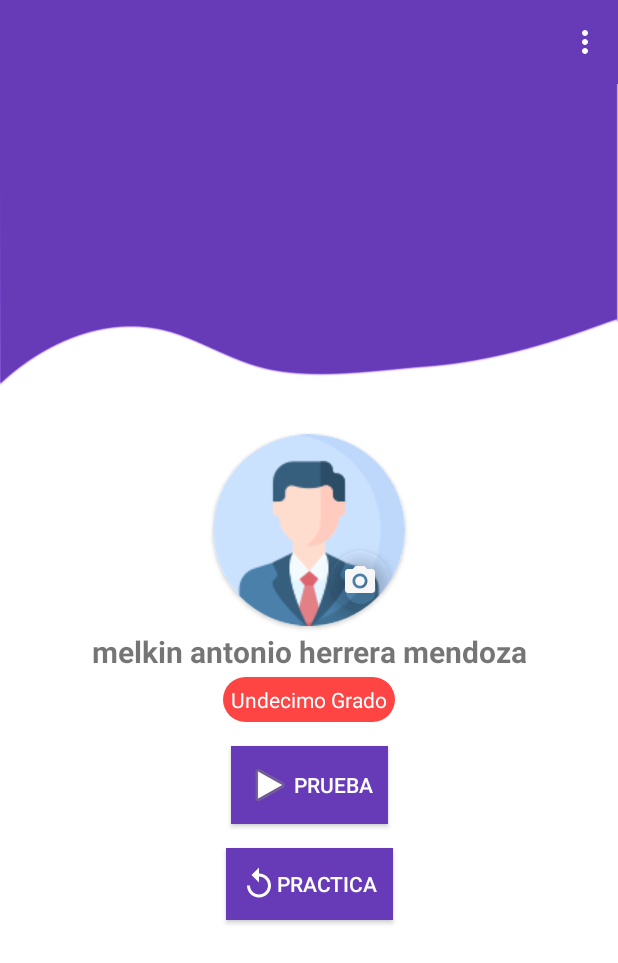
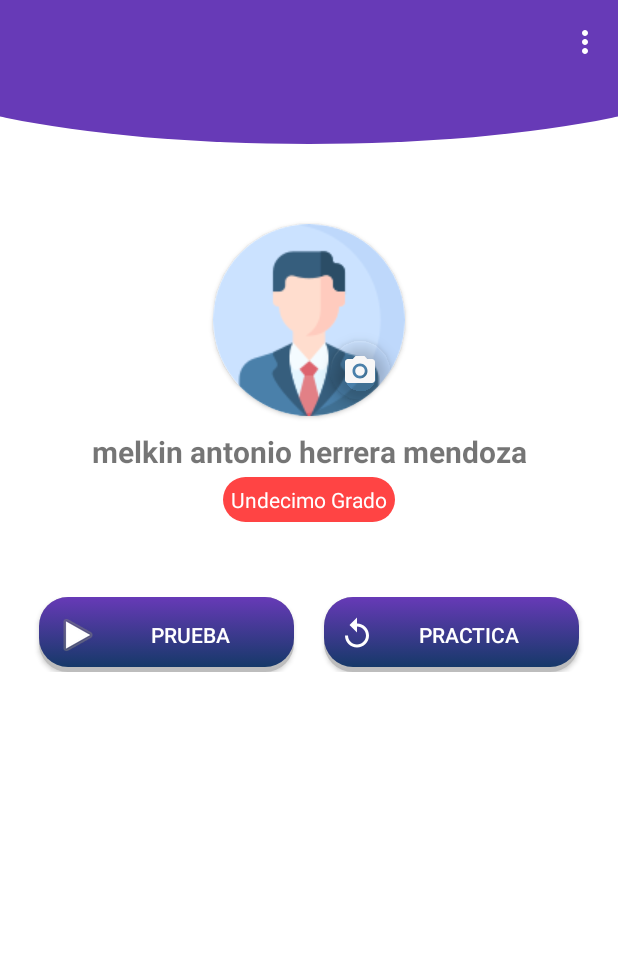
Before and after one commit to MelHerrera/LaEsperanzaCollege, an Android app: the fragment EstudianteFragment placed in its activity, on a phone screen of 412 x 824 dp. Shown: the top 963 px of the screen. Run offline under Robolectric (Android 15) with nearby library versions, the phone set to English and light mode, and no system bars; 2 statements that could not run were skipped.

Commit message:
Mejora pantalla perfil

```diff
--- /dev/null
+++ b/app/src/main/res/drawable/rounded_perfil_background.xml
@@ -0,0 +1,15 @@
+<?xml version="1.0" encoding="utf-8"?>
+<layer-list xmlns:android="http://schemas.android.com/apk/res/android">
+    <item>
+        <shape android:shape="rectangle"/>
+    </item>
+    <item
+        android:bottom="0dp"
+        android:left="-80dp"
+        android:right="-80dp"
+        android:top="-80dp">
+        <shape android:shape="oval">
+            <solid android:color="@color/colorPrimary" />
+        </shape>
+    </item>
+</layer-list>
--- a/app/src/main/res/layout/fragment_estudiante.xml
+++ b/app/src/main/res/layout/fragment_estudiante.xml
@@ -1,51 +1,57 @@
 <?xml version="1.0" encoding="utf-8"?>
-    <androidx.constraintlayout.widget.ConstraintLayout
+<LinearLayout xmlns:android="http://schemas.android.com/apk/res/android"
+    xmlns:app="http://schemas.android.com/apk/res-auto"
+    xmlns:tools="http://schemas.android.com/tools"
     android:layout_width="match_parent"
     android:layout_height="match_parent"
-        xmlns:android="http://schemas.android.com/apk/res/android"
-        xmlns:tools="http://schemas.android.com/tools"
-        xmlns:app="http://schemas.android.com/apk/res-auto"
-        tools:context=".fragmentos.EstudianteFragment"
-        android:background="@android:color/white">
+    android:background="@android:color/white"
+    android:orientation="vertical"
+    tools:context=".fragmentos.EstudianteFragment">
 
     <View
         android:id="@+id/imgCabecera"
         android:layout_width="wrap_content"
-        android:layout_height="230dp"
+        android:layout_height="40dp"
+        android:background="@drawable/rounded_perfil_background"
         app:layout_constraintEnd_toEndOf="parent"
         app:layout_constraintStart_toStartOf="parent"
-        app:layout_constraintTop_toTopOf="parent"
-        android:background="@drawable/top_backlogin"/>
+        app:layout_constraintTop_toTopOf="parent" />
 
     <androidx.constraintlayout.widget.ConstraintLayout
+
+        android:layout_marginTop="50dp"
         android:id="@+id/viewPerfil"
         android:layout_width="match_parent"
+        android:layout_marginLeft="16dp"
+        android:layout_marginRight="16dp"
         android:layout_height="wrap_content"
+        app:layout_constraintEnd_toEndOf="parent"
         app:layout_constraintStart_toStartOf="parent"
-        app:layout_constraintEnd_toEndOf="parent"
         app:layout_constraintTop_toBottomOf="@id/imgCabecera">
 
         <androidx.cardview.widget.CardView
             android:id="@+id/cardPerfil"
             android:layout_width="wrap_content"
             android:layout_height="wrap_content"
-            app:cardCornerRadius="70dp"
             android:layout_marginTop="@dimen/small_margin"
             app:cardBackgroundColor="#fff"
+            app:cardCornerRadius="70dp"
+            app:layout_constraintEnd_toEndOf="parent"
             app:layout_constraintStart_toStartOf="parent"
-            app:layout_constraintEnd_toEndOf="parent"
             app:layout_constraintTop_toTopOf="parent">
+
             <ImageView
                 android:layout_width="wrap_content"
                 android:layout_height="wrap_content"
-                android:src="@drawable/profile"/>
+                android:src="@drawable/profile" />
+
             <com.google.android.material.floatingactionbutton.FloatingActionButton
+                style="@style/Theme_Camera"
                 android:layout_width="wrap_content"
                 android:layout_height="wrap_content"
-                app:fabSize="mini"
-                style="@style/Theme_Camera"
+                android:layout_gravity="bottom|end"
                 android:layout_margin="@dimen/medium_margin"
-                android:layout_gravity="bottom|end" />
+                app:fabSize="mini" />
 
         </androidx.cardview.widget.CardView>
 
@@ -53,7 +59,7 @@
             android:id="@+id/txtnombres"
             android:layout_width="wrap_content"
             android:layout_height="wrap_content"
-            android:layout_marginTop="@dimen/small_margin"
+            android:layout_marginTop="10dp"
             android:gravity="center"
             android:text="melkin antonio herrera mendoza"
             android:textSize="20sp"
@@ -66,44 +72,60 @@
             android:id="@+id/txtgrad"
             android:layout_width="wrap_content"
             android:layout_height="wrap_content"
-            android:text="Undecimo Grado"
+            android:layout_marginTop="10dp"
+            android:layout_gravity="center"
+            android:layout_margin="@dimen/small_margin"
             android:background="@drawable/estado_menu_quizz"
             android:padding="@dimen/small_padding"
-            android:layout_margin="@dimen/small_margin"
+            android:text="Undecimo Grado"
             android:textColor="@android:color/white"
-            android:layout_gravity="center"
+            app:layout_constraintEnd_toEndOf="parent"
             app:layout_constraintStart_toStartOf="parent"
-            app:layout_constraintEnd_toEndOf="parent"
-            app:layout_constraintTop_toBottomOf="@id/txtnombres"/>
+            app:layout_constraintTop_toBottomOf="@id/txtnombres" />
 
     </androidx.constraintlayout.widget.ConstraintLayout>
 
+    <LinearLayout
+        android:layout_width="match_parent"
+        android:layout_height="wrap_content"
+        android:layout_marginTop="50dp"
+        android:layout_marginLeft="16dp"
+        android:layout_marginRight="16dp"
+        android:gravity="center"
+        android:orientation="horizontal"
+        android:weightSum="1"
+        tools:ignore="MissingConstraints">
+
         <Button
             android:id="@+id/btnPrueba"
-        android:layout_width="wrap_content"
-        android:layout_height="wrap_content"
-        android:layout_marginTop="@dimen/default_margin"
+            android:layout_width="150dp"
+            android:layout_height="50dp"
+            android:layout_marginLeft="10dp"
+            android:layout_marginRight="10dp"
+            android:layout_weight="0.5"
+            android:background="@drawable/rounded_button_itemquizzes"
+            android:drawableStart="@android:drawable/ic_media_play"
+            android:drawableLeft="@android:drawable/ic_media_play"
             android:padding="@dimen/default_padding"
+            android:paddingLeft="10dp"
+            android:paddingRight="10dp"
             android:text="@string/prueba"
-        android:drawableStart="@android:drawable/ic_media_play"
-        android:background="@color/colorPrimary"
-        android:textColor="@android:color/white"
-        app:layout_constraintEnd_toEndOf="parent"
-        app:layout_constraintStart_toStartOf="parent"
-        app:layout_constraintTop_toBottomOf="@+id/viewPerfil" />
+            android:textColor="@android:color/white" />
 
         <Button
-        android:layout_width="wrap_content"
-        android:layout_height="wrap_content"
-        android:layout_marginTop="@dimen/default_margin"
+            android:id="@+id/btnPractica"
+            android:layout_width="150dp"
+            android:layout_height="50dp"
+            android:layout_marginLeft="10dp"
+            android:layout_marginRight="10dp"
+            android:layout_weight="0.5"
+            android:background="@drawable/rounded_button_itemquizzes"
+            android:drawableStart="@drawable/ic_replay"
+            android:drawableLeft="@drawable/ic_replay"
+            android:padding="@dimen/default_padding"
+            android:paddingLeft="10dp"
+            android:paddingRight="10dp"
             android:text="@string/practica"
-        android:id="@+id/btnPractica"
-        android:padding="@dimen/default_padding"
-        android:background="@color/colorPrimary"
-        android:textColor="@android:color/white"
-        android:drawableStart="@drawable/ic_replay"
-        app:layout_constraintEnd_toEndOf="@+id/btnPrueba"
-        app:layout_constraintStart_toStartOf="@+id/btnPrueba"
-        app:layout_constraintTop_toBottomOf="@+id/btnPrueba"/>
-
-    </androidx.constraintlayout.widget.ConstraintLayout>
+            android:textColor="@android:color/white" />
+    </LinearLayout>
+</LinearLayout>
```
Lines whose indentation alone changed are shown as unchanged.
